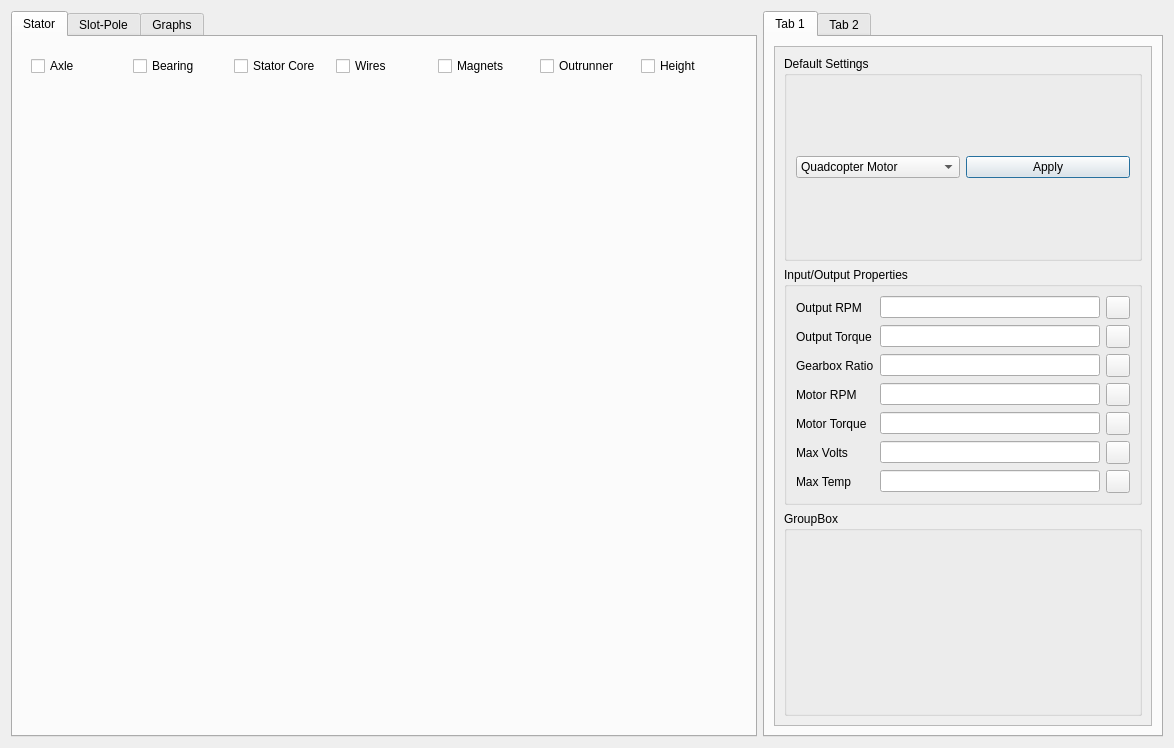
This is ui/bldc-designer-2.ui in SimLeek/freecad.actuators as Qt 5 draws it before an edit. The edited form follows.
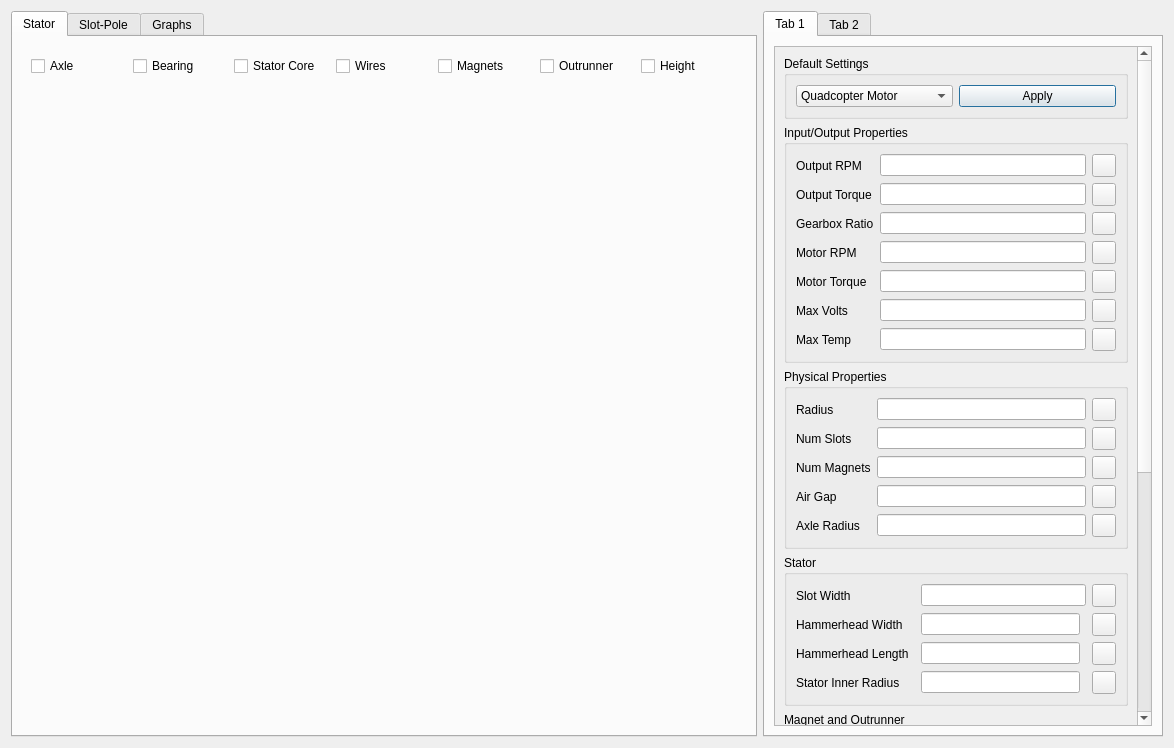
This is the edited form. The open tabs and pages were chosen to show the change. Custom widgets are drawn as their Qt base class.

Commit message: Split apart bldc designer ui to work with qt designer. Added math module to various lineedit overrides. Added torque calculations to cycloidal. Added defaults to bldc settings. Updated inf grid to allow setting callback. Added initial slot pole grid

```diff
--- a/ui/bldc-designer-2.ui
+++ b/ui/bldc-designer-2.ui
@@ -10,10 +10,16 @@
     <height>748</height>
    </rect>
   </property>
+  <property name="sizePolicy">
+   <sizepolicy hsizetype="Expanding" vsizetype="Expanding">
+    <horstretch>1</horstretch>
+    <verstretch>1</verstretch>
+   </sizepolicy>
+  </property>
   <property name="windowTitle">
    <string>Dialog</string>
   </property>
-  <layout class="QHBoxLayout" name="horizontalLayout_2">
+  <layout class="QHBoxLayout" name="horizontalLayout_2" stretch="1,1">
    <item>
     <widget class="QTabWidget" name="tabWidget">
      <property name="currentIndex">
@@ -135,8 +141,8 @@
            <rect>
             <x>0</x>
             <y>0</y>
-            <width>376</width>
-            <height>679</height>
+            <width>362</width>
+            <height>1151</height>
            </rect>
           </property>
           <layout class="QVBoxLayout" name="verticalLayout_5">
@@ -288,8 +294,275 @@
            <item>
             <widget class="QGroupBox" name="groupBox_2">
              <property name="title">
-              <string>GroupBox</string>
+              <string>Physical Properties</string>
              </property>
+             <layout class="QGridLayout" name="gridLayout_3">
+              <item row="0" column="0">
+               <widget class="QLabel" name="label_8">
+                <property name="text">
+                 <string>Radius</string>
+                </property>
+               </widget>
+              </item>
+              <item row="0" column="1">
+               <widget class="QLengthEdit" name="radius_lineedit"/>
+              </item>
+              <item row="0" column="2">
+               <widget class="LockUnlockButton" name="radius_lock"/>
+              </item>
+              <item row="1" column="0">
+               <widget class="QLabel" name="label_9">
+                <property name="text">
+                 <string>Num Slots</string>
+                </property>
+               </widget>
+              </item>
+              <item row="1" column="1">
+               <widget class="QEvalEdit" name="num_slots_lineedit"/>
+              </item>
+              <item row="1" column="2">
+               <widget class="LockUnlockButton" name="num_slots_lock"/>
+              </item>
+              <item row="2" column="0">
+               <widget class="QLabel" name="label_10">
+                <property name="text">
+                 <string>Num Magnets</string>
+                </property>
+               </widget>
+              </item>
+              <item row="2" column="1">
+               <widget class="QEvalEdit" name="num_magnets_lineedit"/>
+              </item>
+              <item row="2" column="2">
+               <widget class="LockUnlockButton" name="num_magnets_lock"/>
+              </item>
+              <item row="3" column="0">
+               <widget class="QLabel" name="label_11">
+                <property name="text">
+                 <string>Air Gap</string>
+                </property>
+               </widget>
+              </item>
+              <item row="3" column="1">
+               <widget class="QLengthEdit" name="air_gap_lineedit"/>
+              </item>
+              <item row="3" column="2">
+               <widget class="LockUnlockButton" name="air_gap_lock"/>
+              </item>
+              <item row="4" column="0">
+               <widget class="QLabel" name="label_12">
+                <property name="text">
+                 <string>Axle Radius</string>
+                </property>
+               </widget>
+              </item>
+              <item row="4" column="1">
+               <widget class="QLengthEdit" name="axle_radius_lineedit"/>
+              </item>
+              <item row="4" column="2">
+               <widget class="LockUnlockButton" name="axle_radius_lock"/>
+              </item>
+             </layout>
+            </widget>
+           </item>
+           <item>
+            <widget class="QGroupBox" name="groupBox_4">
+             <property name="title">
+              <string>Stator</string>
+             </property>
+             <layout class="QGridLayout" name="gridLayout_4">
+              <item row="8" column="4">
+               <widget class="LockUnlockButton" name="stator_inner_radius_lock"/>
+              </item>
+              <item row="8" column="0">
+               <widget class="QLabel" name="label_16">
+                <property name="text">
+                 <string>Stator Inner Radius</string>
+                </property>
+               </widget>
+              </item>
+              <item row="8" column="2">
+               <widget class="QLengthEdit" name="stator_inner_radius_lineedit"/>
+              </item>
+              <item row="0" column="0" colspan="2">
+               <widget class="QLabel" name="label_13">
+                <property name="text">
+                 <string>Slot Width</string>
+                </property>
+               </widget>
+              </item>
+              <item row="7" column="4">
+               <widget class="LockUnlockButton" name="hammerhead_length_lock"/>
+              </item>
+              <item row="7" column="2">
+               <widget class="QLengthEdit" name="hammerhead_length_lineedit"/>
+              </item>
+              <item row="0" column="2" colspan="2">
+               <widget class="QLengthEdit" name="slot_width_lineedit"/>
+              </item>
+              <item row="7" column="0">
+               <widget class="QLabel" name="label_15">
+                <property name="text">
+                 <string>Hammerhead Length</string>
+                </property>
+               </widget>
+              </item>
+              <item row="1" column="2">
+               <widget class="QLengthEdit" name="hammerhead_width_lineedit"/>
+              </item>
+              <item row="1" column="0">
+               <widget class="QLabel" name="label_14">
+                <property name="text">
+                 <string>Hammerhead Width</string>
+                </property>
+               </widget>
+              </item>
+              <item row="0" column="4">
+               <widget class="LockUnlockButton" name="slot_width_lock"/>
+              </item>
+              <item row="1" column="4">
+               <widget class="LockUnlockButton" name="hammerhead_width_lock"/>
+              </item>
+             </layout>
+            </widget>
+           </item>
+           <item>
+            <widget class="QGroupBox" name="groupBox_5">
+             <property name="title">
+              <string>Magnet and Outrunner</string>
+             </property>
+             <layout class="QGridLayout" name="gridLayout_5">
+              <item row="0" column="2">
+               <widget class="LockUnlockButton" name="magnet_thickness_lock"/>
+              </item>
+              <item row="0" column="1">
+               <widget class="QLengthEdit" name="magnet_thickness_lineedit"/>
+              </item>
+              <item row="0" column="0">
+               <widget class="QLabel" name="label_17">
+                <property name="text">
+                 <string>Magnet Thickness</string>
+                </property>
+               </widget>
+              </item>
+              <item row="1" column="0">
+               <widget class="QLabel" name="label_18">
+                <property name="text">
+                 <string>Outrunner Thickness</string>
+                </property>
+               </widget>
+              </item>
+              <item row="1" column="2">
+               <widget class="LockUnlockButton" name="outrunner_thickness_lock"/>
+              </item>
+              <item row="1" column="1">
+               <widget class="QLengthEdit" name="outrunner_thickness_lineedit"/>
+              </item>
+             </layout>
+            </widget>
+           </item>
+           <item>
+            <widget class="QGroupBox" name="groupBox_6">
+             <property name="title">
+              <string>Wire</string>
+             </property>
+             <layout class="QGridLayout" name="gridLayout_6">
+              <item row="2" column="1">
+               <widget class="QEvalEdit" name="turns_per_slot_lineedit"/>
+              </item>
+              <item row="0" column="1">
+               <widget class="QLengthEdit" name="wire_diameter_lineedit"/>
+              </item>
+              <item row="3" column="0">
+               <widget class="QLabel" name="label_21">
+                <property name="text">
+                 <string>Needle Diameter</string>
+                </property>
+               </widget>
+              </item>
+              <item row="3" column="2">
+               <widget class="LockUnlockButton" name="needle_diameter_lock"/>
+              </item>
+              <item row="3" column="1">
+               <widget class="QLengthEdit" name="needle_diameter_lineedit"/>
+              </item>
+              <item row="0" column="0">
+               <widget class="QLabel" name="label_19">
+                <property name="text">
+                 <string>Wire Diameter</string>
+                </property>
+               </widget>
+              </item>
+              <item row="0" column="2">
+               <widget class="LockUnlockButton" name="wire_diameter_lock"/>
+              </item>
+              <item row="4" column="1">
+               <widget class="QLineEdit" name="turns_per_layer_lineedit"/>
+              </item>
+              <item row="4" column="0">
+               <widget class="QLabel" name="label_22">
+                <property name="text">
+                 <string>Turns Per Layer</string>
+                </property>
+               </widget>
+              </item>
+              <item row="2" column="2">
+               <widget class="LockUnlockButton" name="turns_per_slot_lock"/>
+              </item>
+              <item row="5" column="1">
+               <widget class="QCheckBox" name="tight_pack_checkbox">
+                <property name="text">
+                 <string>Tight Pack (Hexagonal)</string>
+                </property>
+               </widget>
+              </item>
+              <item row="2" column="0">
+               <widget class="QLabel" name="label_20">
+                <property name="text">
+                 <string>Turns Per Slot</string>
+                </property>
+               </widget>
+              </item>
+              <item row="4" column="2">
+               <widget class="LockUnlockButton" name="turns_per_layer_lock"/>
+              </item>
+              <item row="6" column="1">
+               <widget class="QCheckBox" name="needle_winding_checkbox">
+                <property name="text">
+                 <string>Needle Winding</string>
+                </property>
+               </widget>
+              </item>
+             </layout>
+            </widget>
+           </item>
+           <item>
+            <widget class="QGroupBox" name="groupBox_7">
+             <property name="title">
+              <string>CNC</string>
+             </property>
+             <layout class="QGridLayout" name="gridLayout_7">
+              <item row="1" column="1">
+               <widget class="QLengthEdit" name="drill_bit_diameter_lineedit"/>
+              </item>
+              <item row="1" column="2">
+               <widget class="LockUnlockButton" name="drill_bit_diameter_lock"/>
+              </item>
+              <item row="1" column="0">
+               <widget class="QLabel" name="label_23">
+                <property name="text">
+                 <string>Drill Bit Diameter</string>
+                </property>
+               </widget>
+              </item>
+              <item row="0" column="1">
+               <widget class="QCheckBox" name="cnc_milling_checkbox">
+                <property name="text">
+                 <string>CNC Milling</string>
+                </property>
+               </widget>
+              </item>
+             </layout>
             </widget>
            </item>
           </layout>
@@ -318,11 +591,21 @@
    <extends>QLineEdit</extends>
    <header>.torque_ui</header>
   </customwidget>
+  <customwidget>
+   <class>QLengthEdit</class>
+   <extends>QLineEdit</extends>
+   <header>.length_ui</header>
+  </customwidget>
   <customwidget>
    <class>QFractionEdit</class>
    <extends>QLineEdit</extends>
    <header>.fraction_ui</header>
   </customwidget>
+  <customwidget>
+   <class>QEvalEdit</class>
+   <extends>QLineEdit</extends>
+   <header>.eval_ui</header>
+  </customwidget>
   <customwidget>
    <class>QRotationalVelocityEdit</class>
    <extends>QLineEdit</extends>
@@ -338,6 +621,12 @@
    <extends>QLineEdit</extends>
    <header>.voltage_ui</header>
   </customwidget>
+  <customwidget>
+   <class>PlotWidget</class>
+   <extends>QWidget</extends>
+   <header>pyqtgraph</header>
+   <container>1</container>
+  </customwidget>
  </customwidgets>
  <resources/>
  <connections/>
```
Left out of the diff: 52 changed lines with no effect on the pictures. The commit also changes 18 other files.
